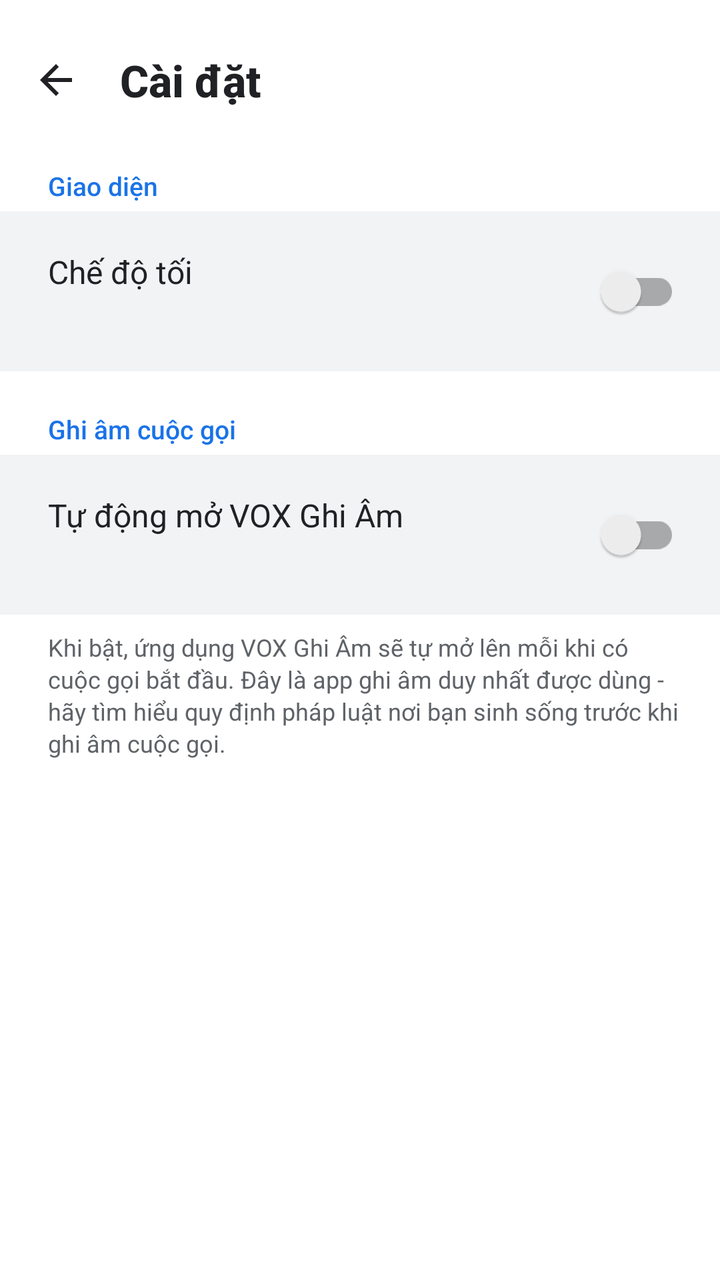
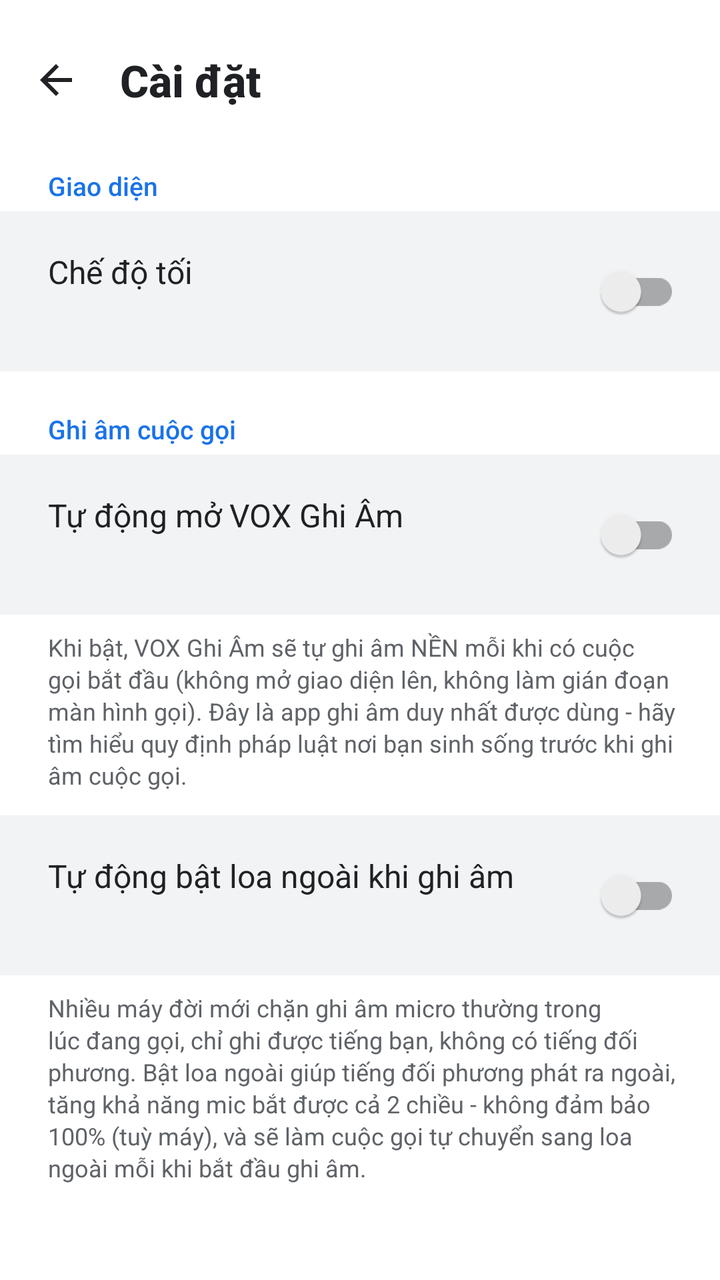

Before-and-after screenshots of an Android layout around one commit, followed by the original layout XML and the change that was made.
<!-- AndroidManifest.xml: application theme Theme.SimpleCall -->
<!-- res/layout/fragment_settings.xml -->
<?xml version="1.0" encoding="utf-8"?>
<LinearLayout xmlns:android="http://schemas.android.com/apk/res/android"
    xmlns:app="http://schemas.android.com/apk/res-auto"
    android:layout_width="match_parent"
    android:layout_height="match_parent"
    android:orientation="vertical"
    android:background="@color/bg">

    
    <LinearLayout
        android:layout_width="match_parent" android:layout_height="wrap_content"
        android:orientation="horizontal" android:gravity="center_vertical"
        android:paddingTop="16dp" android:paddingBottom="8dp"
        android:paddingStart="4dp" android:paddingEnd="20dp">
        <ImageButton
            android:id="@+id/btnBack"
            android:layout_width="48dp" android:layout_height="48dp"
            android:background="@android:color/transparent"
            android:src="@drawable/ic_arrow_back"
            android:contentDescription="Quay lại" />
        <TextView
            android:layout_width="wrap_content" android:layout_height="wrap_content"
            android:layout_marginStart="8dp"
            android:text="@string/settings"
            android:textSize="22sp" android:textStyle="bold"
            android:textColor="@color/text_primary"
            android:fontFamily="sans-serif-medium" />
    </LinearLayout>

    
    <TextView
        android:layout_width="wrap_content" android:layout_height="wrap_content"
        android:layout_marginStart="24dp" android:layout_marginTop="12dp" android:layout_marginBottom="4dp"
        android:text="@string/settings_display_section"
        android:textSize="13sp" android:textColor="@color/accent_blue"
        android:fontFamily="sans-serif-medium" />

    <LinearLayout
        android:layout_width="match_parent" android:layout_height="wrap_content"
        android:orientation="horizontal" android:gravity="center_vertical"
        android:background="@color/bg_surface"
        android:paddingStart="24dp" android:paddingEnd="20dp"
        android:paddingTop="16dp" android:paddingBottom="16dp"
        android:clickable="true" android:focusable="true"
        android:id="@+id/rowDarkMode">
        <LinearLayout
            android:layout_width="0dp" android:layout_height="wrap_content"
            android:layout_weight="1" android:orientation="vertical">
            <TextView
                android:layout_width="wrap_content" android:layout_height="wrap_content"
                android:text="@string/settings_dark_mode"
                android:textSize="16sp" android:textColor="@color/text_primary" />
            <TextView
                android:id="@+id/tvDarkModeSubtitle"
                android:layout_width="wrap_content" android:layout_height="wrap_content"
                android:layout_marginTop="2dp"
                android:textSize="13sp" android:textColor="@color/text_secondary" />
        </LinearLayout>
        <androidx.appcompat.widget.SwitchCompat
            android:id="@+id/switchDarkMode"
            android:layout_width="wrap_content" android:layout_height="wrap_content"
            android:clickable="false" android:focusable="false" />
    </LinearLayout>

    
    <TextView
        android:layout_width="wrap_content" android:layout_height="wrap_content"
        android:layout_marginStart="24dp" android:layout_marginTop="20dp" android:layout_marginBottom="4dp"
        android:text="@string/settings_call_recording_section"
        android:textSize="13sp" android:textColor="@color/accent_blue"
        android:fontFamily="sans-serif-medium" />

    <LinearLayout
        android:layout_width="match_parent" android:layout_height="wrap_content"
        android:orientation="horizontal" android:gravity="center_vertical"
        android:background="@color/bg_surface"
        android:paddingStart="24dp" android:paddingEnd="20dp"
        android:paddingTop="16dp" android:paddingBottom="16dp"
        android:clickable="true" android:focusable="true"
        android:id="@+id/rowAutoRecord">
        <LinearLayout
            android:layout_width="0dp" android:layout_height="wrap_content"
            android:layout_weight="1" android:orientation="vertical">
            <TextView
                android:layout_width="wrap_content" android:layout_height="wrap_content"
                android:text="@string/auto_record_calls"
                android:textSize="16sp" android:textColor="@color/text_primary" />
            <TextView
                android:id="@+id/tvAutoRecordSubtitle"
                android:layout_width="wrap_content" android:layout_height="wrap_content"
                android:layout_marginTop="2dp"
                android:textSize="13sp" android:textColor="@color/text_secondary" />
        </LinearLayout>
        <androidx.appcompat.widget.SwitchCompat
            android:id="@+id/switchAutoRecord"
            android:layout_width="wrap_content" android:layout_height="wrap_content"
            android:clickable="false" android:focusable="false" />
    </LinearLayout>

    <TextView
        android:layout_width="match_parent" android:layout_height="wrap_content"
        android:layout_marginStart="24dp" android:layout_marginEnd="20dp" android:layout_marginTop="8dp"
        android:text="@string/auto_record_calls_notice"
        android:textSize="12sp" android:textColor="@color/text_secondary"
        android:lineSpacingExtra="2dp" />

</LinearLayout>
<!-- resources referenced by this layout -->
<resources>
  <color name="accent_blue">#1A73E8</color>
  <color name="bg">#FFFFFF</color>
  <color name="bg_surface">#F1F3F4</color>
  <color name="text_primary">#202124</color>
  <color name="text_secondary">#5F6368</color>
  <!-- drawable ic_arrow_back (drawable) -->
  <?xml version="1.0" encoding="utf-8"?>
  <vector xmlns:android="http://schemas.android.com/apk/res/android"
      android:width="24dp" android:height="24dp"
      android:viewportWidth="24" android:viewportHeight="24">
      
      <path android:fillColor="@color/text_primary"
          android:pathData="M20,11H7.83l5.59-5.59L12,4l-8,8 8,8 1.41-1.41L7.83,13H20v-2z"/>
  </vector>
  <string name="auto_record_calls">Tự động mở VOX Ghi Âm</string>
  <string name="auto_record_calls_notice">Khi bật, ứng dụng VOX Ghi Âm sẽ tự mở lên mỗi khi có cuộc gọi bắt đầu. Đây là app ghi âm duy nhất được dùng - hãy tìm hiểu quy định pháp luật nơi bạn sinh sống trước khi ghi âm cuộc gọi.</string>
  <string name="settings">Cài đặt</string>
  <string name="settings_call_recording_section">Ghi âm cuộc gọi</string>
  <string name="settings_dark_mode">Chế độ tối</string>
  <string name="settings_display_section">Giao diện</string>
  <style name="Theme.SimpleCall" parent="Theme.MaterialComponents.DayNight.NoActionBar">
          <item name="colorPrimary">@color/primary</item>
          <item name="colorPrimaryDark">@color/primary_dark</item>
          <item name="colorAccent">@color/primary</item>
          <item name="android:windowBackground">@color/bg</item>
          <item name="android:statusBarColor">@color/bg</item>
          <item name="android:windowLightStatusBar" tools:targetApi="23">true</item>
          <item name="android:windowSoftInputMode">stateAlwaysVisible</item>
      </style>
  <color name="primary">#1E8E3E</color>
  <color name="primary_dark">#137333</color>
</resources>

<!-- the commit's change to res/layout/fragment_settings.xml (unified diff, before → after) -->
@@ -104,4 +104,39 @@
         android:textSize="12sp" android:textColor="@color/text_secondary"
         android:lineSpacingExtra="2dp" />
 
+    <LinearLayout
+        android:layout_width="match_parent" android:layout_height="wrap_content"
+        android:orientation="horizontal" android:gravity="center_vertical"
+        android:background="@color/bg_surface"
+        android:paddingStart="24dp" android:paddingEnd="20dp"
+        android:paddingTop="16dp" android:paddingBottom="16dp"
+        android:layout_marginTop="12dp"
+        android:clickable="true" android:focusable="true"
+        android:id="@+id/rowAutoSpeaker">
+        <LinearLayout
+            android:layout_width="0dp" android:layout_height="wrap_content"
+            android:layout_weight="1" android:orientation="vertical">
+            <TextView
+                android:layout_width="wrap_content" android:layout_height="wrap_content"
+                android:text="@string/auto_speaker_when_recording"
+                android:textSize="16sp" android:textColor="@color/text_primary" />
+            <TextView
+                android:id="@+id/tvAutoSpeakerSubtitle"
+                android:layout_width="wrap_content" android:layout_height="wrap_content"
+                android:layout_marginTop="2dp"
+                android:textSize="13sp" android:textColor="@color/text_secondary" />
+        </LinearLayout>
+        <androidx.appcompat.widget.SwitchCompat
+            android:id="@+id/switchAutoSpeaker"
+            android:layout_width="wrap_content" android:layout_height="wrap_content"
+            android:clickable="false" android:focusable="false" />
+    </LinearLayout>
+
+    <TextView
+        android:layout_width="match_parent" android:layout_height="wrap_content"
+        android:layout_marginStart="24dp" android:layout_marginEnd="20dp" android:layout_marginTop="8dp"
+        android:text="@string/auto_speaker_when_recording_notice"
+        android:textSize="12sp" android:textColor="@color/text_secondary"
+        android:lineSpacingExtra="2dp" />
+
 </LinearLayout>
<!-- resource entries referenced after the edit -->
@@ -15,7 +15,9 @@
           android:pathData="M20,11H7.83l5.59-5.59L12,4l-8,8 8,8 1.41-1.41L7.83,13H20v-2z"/>
   </vector>
   <string name="auto_record_calls">Tự động mở VOX Ghi Âm</string>
-  <string name="auto_record_calls_notice">Khi bật, ứng dụng VOX Ghi Âm sẽ tự mở lên mỗi khi có cuộc gọi bắt đầu. Đây là app ghi âm duy nhất được dùng - hãy tìm hiểu quy định pháp luật nơi bạn sinh sống trước khi ghi âm cuộc gọi.</string>
+  <string name="auto_record_calls_notice">Khi bật, VOX Ghi Âm sẽ tự ghi âm NỀN mỗi khi có cuộc gọi bắt đầu (không mở giao diện lên, không làm gián đoạn màn hình gọi). Đây là app ghi âm duy nhất được dùng - hãy tìm hiểu quy định pháp luật nơi bạn sinh sống trước khi ghi âm cuộc gọi.</string>
+  <string name="auto_speaker_when_recording">Tự động bật loa ngoài khi ghi âm</string>
+  <string name="auto_speaker_when_recording_notice">Nhiều máy đời mới chặn ghi âm micro thường trong lúc đang gọi, chỉ ghi được tiếng bạn, không có tiếng đối phương. Bật loa ngoài giúp tiếng đối phương phát ra ngoài, tăng khả năng mic bắt được cả 2 chiều - không đảm bảo 100% (tuỳ máy), và sẽ làm cuộc gọi tự chuyển sang loa ngoài mỗi khi bắt đầu ghi âm.</string>
   <string name="settings">Cài đặt</string>
   <string name="settings_call_recording_section">Ghi âm cuộc gọi</string>
   <string name="settings_dark_mode">Chế độ tối</string>
